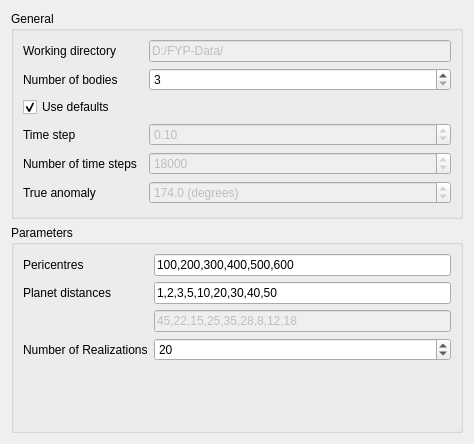
Qt form disruption-of-planetary-systems/_interface/inc/DPSInterfaceView.ui (robertapplin/Disruption-Of-Planetary-Systems) before a commit.
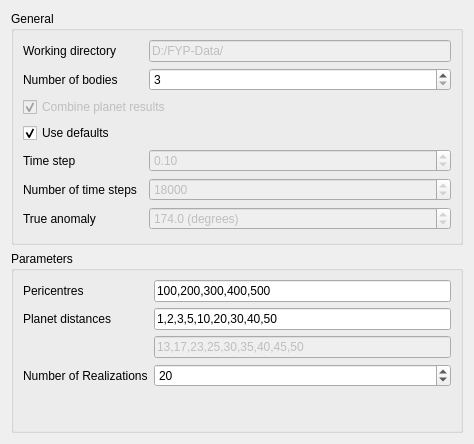
The same form after that commit.

Commit message: Update simulation results storage

Patch:
```diff
--- a/disruption-of-planetary-systems/_interface/inc/DPSInterfaceView.ui
+++ b/disruption-of-planetary-systems/_interface/inc/DPSInterfaceView.ui
@@ -23,37 +23,42 @@
       <property name="bottomMargin">
        <number>12</number>
       </property>
-      <item row="0" column="0">
-       <widget class="QLabel" name="lbDirectory">
-        <property name="text">
-         <string>Working directory</string>
+      <item row="6" column="2">
+       <widget class="QDoubleSpinBox" name="sbTimeStep">
+        <property name="enabled">
+         <bool>false</bool>
+        </property>
+        <property name="minimum">
+         <double>0.000000000000000</double>
+        </property>
+        <property name="maximum">
+         <double>30.000000000000000</double>
+        </property>
+        <property name="singleStep">
+         <double>0.100000000000000</double>
+        </property>
+        <property name="value">
+         <double>0.100000000000000</double>
+        </property>
+       </widget>
+      </item>
+      <item row="2" column="2">
+       <widget class="QSpinBox" name="sbNumberOfBodies">
+        <property name="minimum">
+         <number>3</number>
+        </property>
+        <property name="maximum">
+         <number>4</number>
         </property>
        </widget>
       </item>
       <item row="7" column="0">
-       <widget class="QLabel" name="lbTrueAnomaly">
-        <property name="text">
-         <string>True anomaly</string>
-        </property>
-       </widget>
-      </item>
-      <item row="6" column="0">
        <widget class="QLabel" name="lbNumberOfTimeSteps">
         <property name="text">
          <string>Number of time steps</string>
         </property>
        </widget>
       </item>
-      <item row="3" column="0" colspan="3">
-       <widget class="QCheckBox" name="ckUseDefaultHeaderParameters">
-        <property name="text">
-         <string>Use defaults</string>
-        </property>
-        <property name="checked">
-         <bool>true</bool>
-        </property>
-       </widget>
-      </item>
       <item row="0" column="2">
        <widget class="QLineEdit" name="leDirectory">
         <property name="enabled">
@@ -67,14 +72,38 @@
         </property>
        </widget>
       </item>
-      <item row="2" column="0">
-       <widget class="QLabel" name="lbNumberOfBodies">
+      <item row="4" column="0" colspan="3">
+       <widget class="QCheckBox" name="ckUseDefaultHeaderParameters">
         <property name="text">
-         <string>Number of bodies</string>
+         <string>Use defaults</string>
         </property>
+        <property name="checked">
+         <bool>true</bool>
+        </property>
        </widget>
       </item>
-      <item row="7" column="2">
+      <item row="6" column="0">
+       <widget class="QLabel" name="lbTimeStep">
+        <property name="text">
+         <string>Time step</string>
+        </property>
+       </widget>
+      </item>
+      <item row="0" column="0">
+       <widget class="QLabel" name="lbDirectory">
+        <property name="text">
+         <string>Working directory</string>
+        </property>
+       </widget>
+      </item>
+      <item row="8" column="0">
+       <widget class="QLabel" name="lbTrueAnomaly">
+        <property name="text">
+         <string>True anomaly</string>
+        </property>
+       </widget>
+      </item>
+      <item row="8" column="2">
        <widget class="QDoubleSpinBox" name="sbTrueAnomaly">
         <property name="enabled">
          <bool>false</bool>
@@ -96,33 +125,14 @@
         </property>
        </widget>
       </item>
-      <item row="5" column="0">
-       <widget class="QLabel" name="lbTimeStep">
+      <item row="2" column="0">
+       <widget class="QLabel" name="lbNumberOfBodies">
         <property name="text">
-         <string>Time step</string>
+         <string>Number of bodies</string>
         </property>
        </widget>
       </item>
-      <item row="5" column="2">
-       <widget class="QDoubleSpinBox" name="sbTimeStep">
-        <property name="enabled">
-         <bool>false</bool>
-        </property>
-        <property name="minimum">
-         <double>0.000000000000000</double>
-        </property>
-        <property name="maximum">
-         <double>30.000000000000000</double>
-        </property>
-        <property name="singleStep">
-         <double>0.100000000000000</double>
-        </property>
-        <property name="value">
-         <double>0.100000000000000</double>
-        </property>
-       </widget>
-      </item>
-      <item row="6" column="2">
+      <item row="7" column="2">
        <widget class="QSpinBox" name="sbNumberOfTimeSteps">
         <property name="enabled">
          <bool>false</bool>
@@ -141,13 +151,16 @@
         </property>
        </widget>
       </item>
-      <item row="2" column="2">
-       <widget class="QSpinBox" name="sbNumberOfBodies">
-        <property name="minimum">
-         <number>3</number>
+      <item row="3" column="0" colspan="3">
+       <widget class="QCheckBox" name="ckCombinePlanetResults">
+        <property name="enabled">
+         <bool>false</bool>
         </property>
-        <property name="maximum">
-         <number>4</number>
+        <property name="text">
+         <string>Combine planet results</string>
+        </property>
+        <property name="checked">
+         <bool>true</bool>
         </property>
        </widget>
       </item>
@@ -167,28 +180,7 @@
         </property>
        </widget>
       </item>
-      <item row="0" column="1">
-       <widget class="QLineEdit" name="lePericentres">
-        <property name="text">
-         <string>100,200,300,400,500,600</string>
-        </property>
-       </widget>
-      </item>
-      <item row="1" column="0">
-       <widget class="QLabel" name="lbPlanetDistances">
-        <property name="text">
-         <string>Planet distances</string>
-        </property>
-       </widget>
-      </item>
-      <item row="3" column="0">
-       <widget class="QLabel" name="lbPlanetDistances_2">
-        <property name="text">
-         <string>Number of Realizations</string>
-        </property>
-       </widget>
-      </item>
-      <item row="4" column="1">
+      <item row="5" column="1">
        <spacer name="verticalSpacer">
         <property name="orientation">
          <enum>Qt::Vertical</enum>
@@ -201,14 +193,21 @@
         </property>
        </spacer>
       </item>
-      <item row="0" column="0">
-       <widget class="QLabel" name="lbPericentres">
+      <item row="1" column="0">
+       <widget class="QLabel" name="lbPlanetDistances">
         <property name="text">
-         <string>Pericentres</string>
+         <string>Planet distances</string>
         </property>
        </widget>
       </item>
-      <item row="3" column="1">
+      <item row="0" column="1">
+       <widget class="QLineEdit" name="lePericentres">
+        <property name="text">
+         <string>100,200,300,400,500</string>
+        </property>
+       </widget>
+      </item>
+      <item row="4" column="1">
        <widget class="QSpinBox" name="sbNumberOfOrientations">
         <property name="minimum">
          <number>1</number>
@@ -221,13 +220,27 @@
         </property>
        </widget>
       </item>
+      <item row="4" column="0">
+       <widget class="QLabel" name="lbPlanetDistances_2">
+        <property name="text">
+         <string>Number of Realizations</string>
+        </property>
+       </widget>
+      </item>
       <item row="2" column="1">
        <widget class="QLineEdit" name="lePlanetDistancesB">
         <property name="enabled">
          <bool>false</bool>
         </property>
         <property name="text">
-         <string>45,22,15,25,35,28,8,12,18</string>
+         <string>13,17,23,25,30,35,40,45,50</string>
+        </property>
+       </widget>
+      </item>
+      <item row="0" column="0">
+       <widget class="QLabel" name="lbPericentres">
+        <property name="text">
+         <string>Pericentres</string>
         </property>
        </widget>
       </item>
```
The commit also changes 13 other files.
